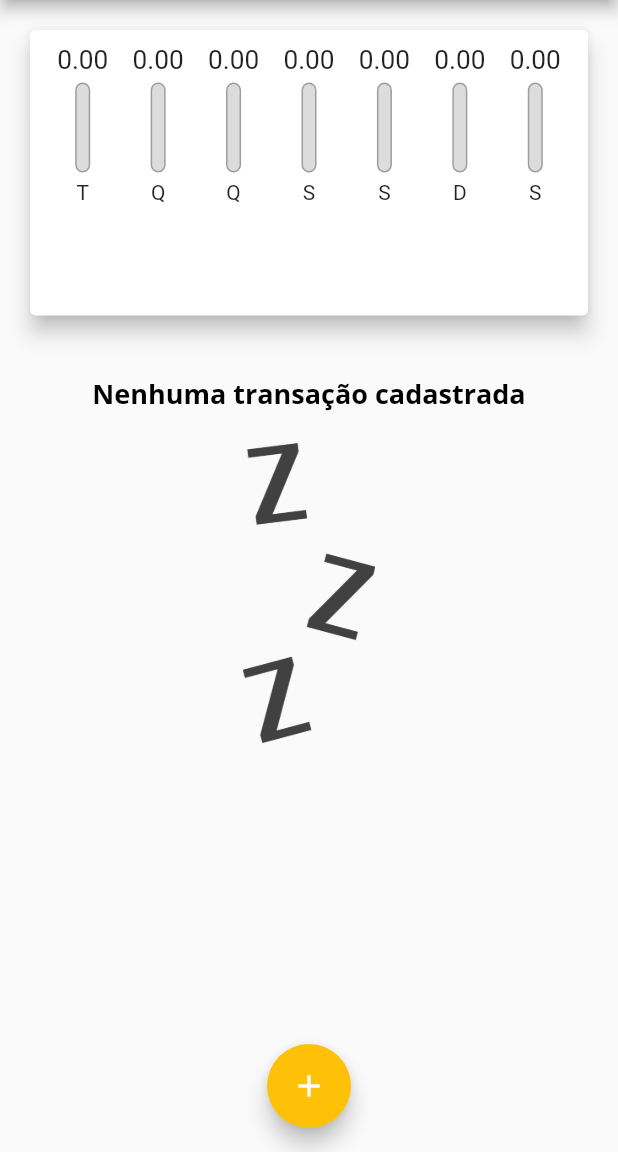
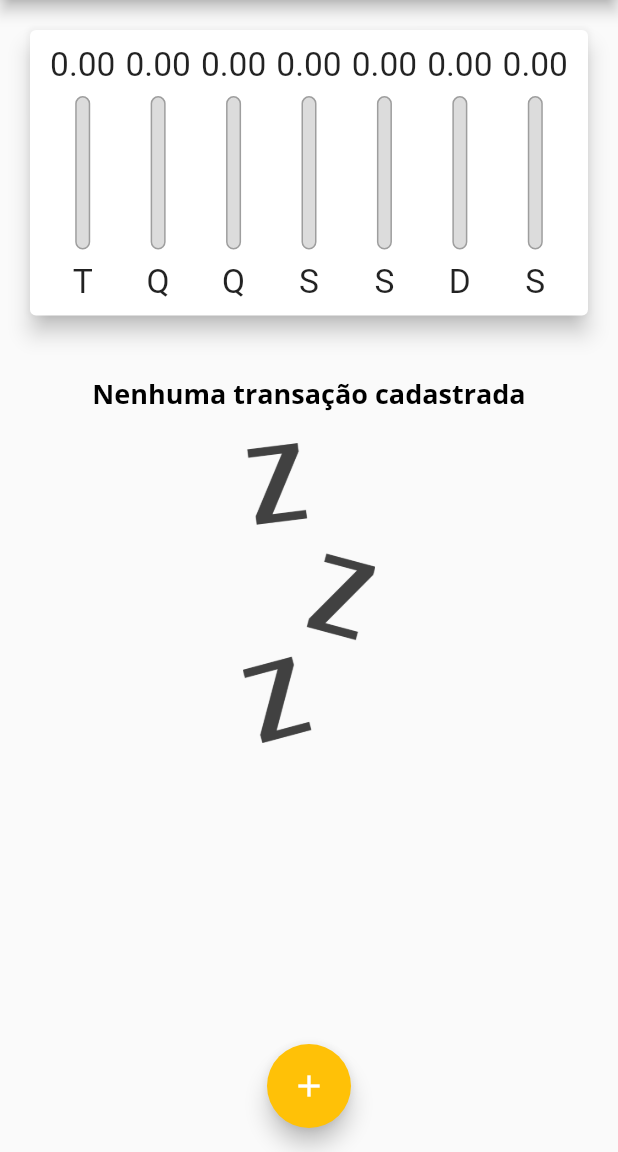
Before and after one commit to ThiagoPereira232/flutter-curso-cod3r, a Flutter app: the screen it shows after launch, on a phone screen of 412 x 824 dp, the part 84-1236 px from its top. Run offline on Flutter 3.47's test engine with Material 2 defaults, Android fonts, the phone set to English and light mode, and no system bars.

Commit message:
chard bar layout build

```diff
--- a/curso_flutter/expenses/lib/components/chart_bar.dart
+++ b/curso_flutter/expenses/lib/components/chart_bar.dart
@@ -1,4 +1,5 @@
 import 'package:flutter/material.dart';
+import 'package:flutter/rendering.dart';
 
 class ChartBar extends StatelessWidget {
   const ChartBar({
@@ -14,17 +15,19 @@ class ChartBar extends StatelessWidget {
 
   @override
   Widget build(BuildContext context) {
+    return LayoutBuilder(
+      builder: (ctx, constraints) {
         return Column(
           children: [
             SizedBox(
-          height: 20,
+              height: constraints.maxHeight * 0.15,
               child: FittedBox(
                 child: Text(value!.toStringAsFixed(2)),
               ),
             ),
-        const SizedBox(height: 5),
+            SizedBox(height: constraints.maxHeight * 0.05),
             SizedBox(
-          height: 60,
+              height: constraints.maxHeight * 0.6,
               width: 10,
               child: Stack(
                 alignment: Alignment.bottomCenter,
@@ -51,9 +54,14 @@ class ChartBar extends StatelessWidget {
                 ],
               ),
             ),
-        const SizedBox(height: 5),
-        Text(label!),
+            SizedBox(height: constraints.maxHeight * 0.05),
+            Container(
+              height: constraints.maxHeight * 0.15,
+              child: FittedBox(child: Text(label!)),
+            ),
           ],
+        );
+      },
     );
   }
 }
```
Lines whose indentation alone changed are shown as unchanged.
